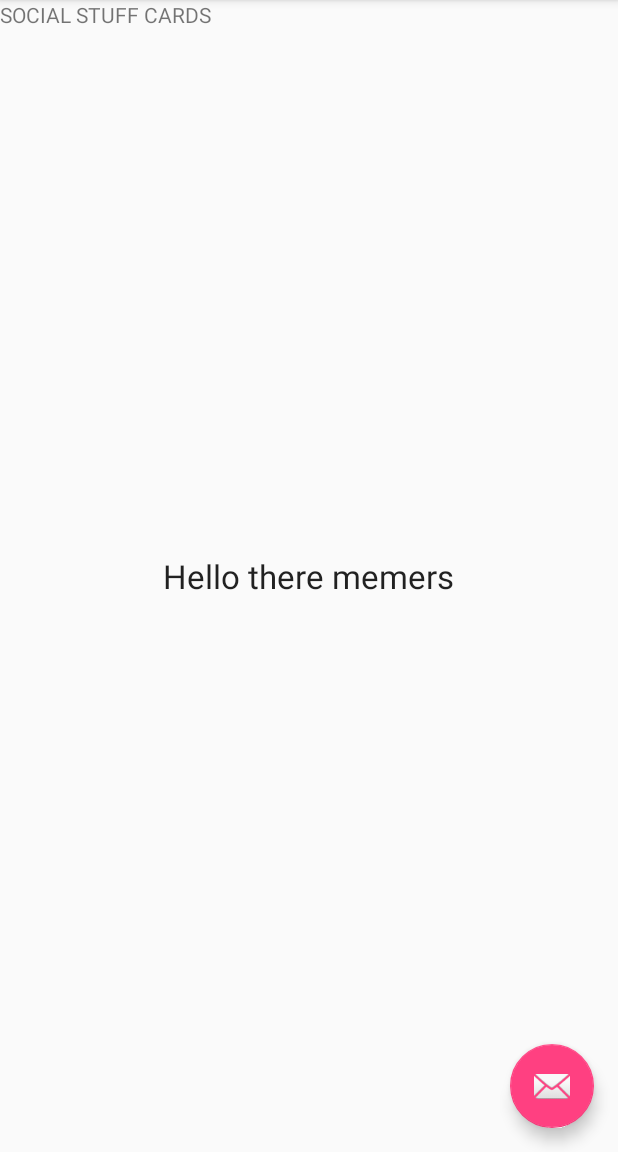
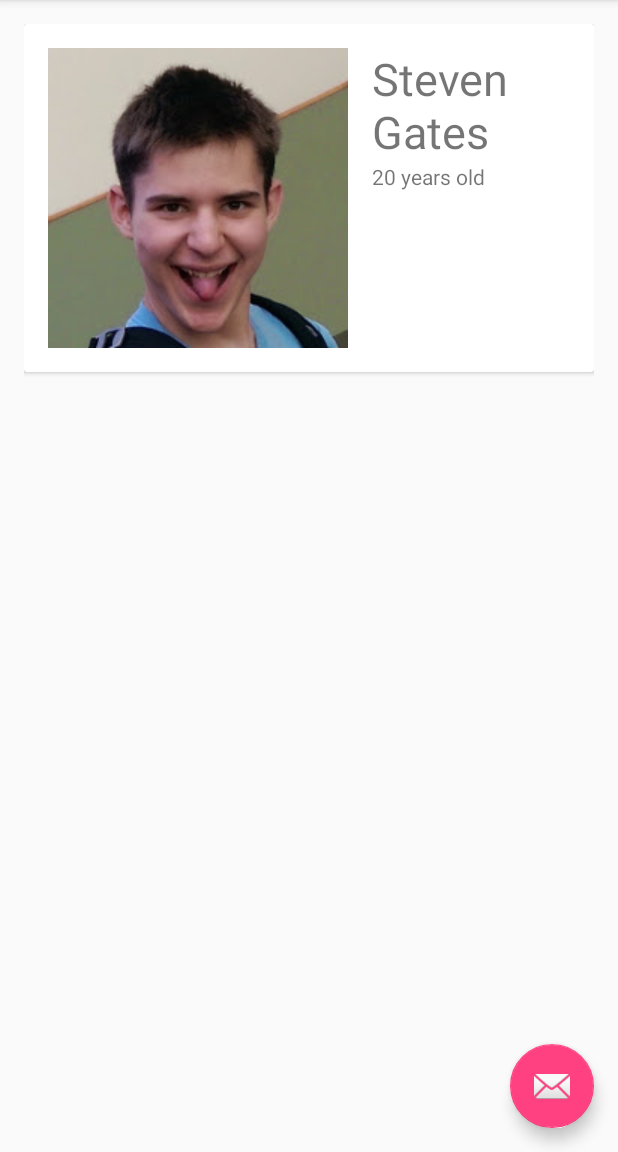
Before and after one commit to gatesyp/openshift, an Android app: the screen it shows after launch (MainActivity), in the side drawer, after a tap on "Slideshow", on a phone screen of 412 x 824 dp, the part 84-1236 px from its top. Run offline under Robolectric (Android 15) with nearby library versions, the phone set to English and light mode, and no system bars; our stand-ins replace Volley; network calls fail.

Commit message:
Single card with Cardview and Steve's face

```diff
--- a/mobile/OpenTest/app/build.gradle
+++ b/mobile/OpenTest/app/build.gradle
@@ -26,6 +26,8 @@ dependencies {
     compile 'com.android.support:design:24.2.0'
     compile 'com.android.support:support-v4:24.2.0'
     compile 'com.mcxiaoke.volley:library-aar:1.0.0'
+    compile 'com.android.support:cardview-v7:24.2+'
+    compile 'com.android.support:recyclerview-v7:24.0.+'
 
 
 }
--- a/mobile/OpenTest/app/src/main/res/layout/fragment_social.xml
+++ b/mobile/OpenTest/app/src/main/res/layout/fragment_social.xml
@@ -1,21 +1,56 @@
-<FrameLayout xmlns:android="http://schemas.android.com/apk/res/android"
-    xmlns:tools="http://schemas.android.com/tools"
-    android:layout_width="match_parent"
-    android:layout_height="match_parent"
-    tools:context="com.stohio.gatesyp.opentest.SocialFragment">
+<?xml version="1.0" encoding="utf-8"?>
+<LinearLayout xmlns:android="http://schemas.android.com/apk/res/android"
+    android:layout_width="match_parent" android:layout_height="match_parent"
+    android:padding="16dp"
+    android:orientation="vertical"
+    >
 
-    <!-- TODO: Update blank fragment layout -->
-    <TextView
+    <android.support.v7.widget.CardView
         android:layout_width="match_parent"
-        android:layout_height="match_parent"
-        android:text="@string/hello_social_fragment" />
+        android:layout_height="wrap_content"
+        android:id="@+id/cv"
+        >
 
-    <TextView
-        android:layout_width="wrap_content"
-        android:layout_height="wrap_content"
-        android:textAppearance="?android:attr/textAppearanceLarge"
-        android:text="Hello there memers"
-        android:id="@+id/textView2"
-        android:layout_gravity="center" />
+        <RelativeLayout
+            android:layout_width="match_parent"
+            android:layout_height="wrap_content"
+            android:padding="16dp"
+            >
 
-</FrameLayout>
+            <ImageView
+                android:layout_width="wrap_content"
+                android:layout_height="wrap_content"
+                android:id="@+id/person_photo"
+                android:layout_alignParentLeft="true"
+                android:layout_alignParentTop="true"
+                android:layout_marginRight="16dp"
+                android:src="@drawable/steve_tongue"
+                />
+
+            <TextView
+                android:layout_width="wrap_content"
+                android:layout_height="wrap_content"
+                android:id="@+id/person_name"
+                android:layout_toRightOf="@+id/person_photo"
+                android:layout_alignParentTop="true"
+                android:textSize="30sp"
+                android:text="@string/person_name"
+                />
+
+            <TextView
+                android:layout_width="wrap_content"
+                android:layout_height="wrap_content"
+                android:id="@+id/person_age"
+                android:layout_toRightOf="@+id/person_photo"
+                android:layout_below="@+id/person_name"
+                android:text="@string/person_age"
+                />
+
+        </RelativeLayout>
+
+
+
+    </android.support.v7.widget.CardView>
+
+
+</LinearLayout>
--- a/mobile/OpenTest/app/src/main/res/values/strings.xml
+++ b/mobile/OpenTest/app/src/main/res/values/strings.xml
@@ -11,4 +11,6 @@
     <string name="hello_events_fragment">EVENTS LISTVIEW</string>
     <string name="hello_social_fragment">SOCIAL STUFF CARDS</string>
     <string name="hello_data_fragment">DATA FRAGMENT CARDS</string>
+    <string name="person_name">Steven Gates</string>
+    <string name="person_age">20 years old</string>
 </resources>
```
Also changed, not shown: mobile/OpenTest/app/src/main/res/drawable/steve_cute.png (added), mobile/OpenTest/app/src/main/res/drawable/steve_cute_small.png (added), mobile/OpenTest/app/src/main/res/drawable/steve_tongue.jpg (added).
